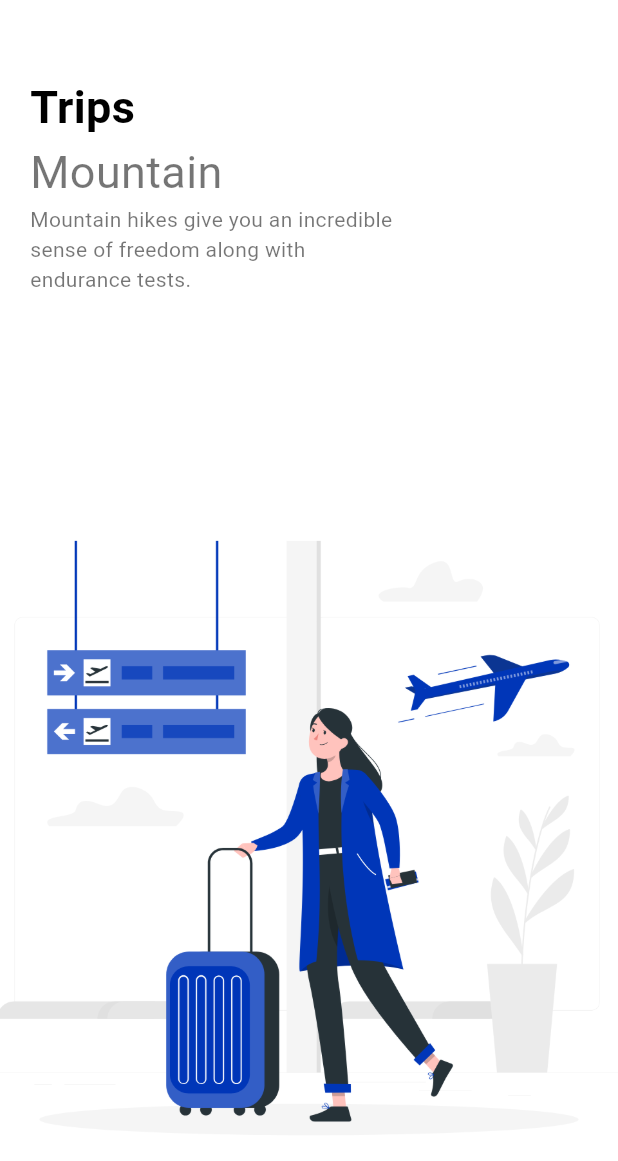
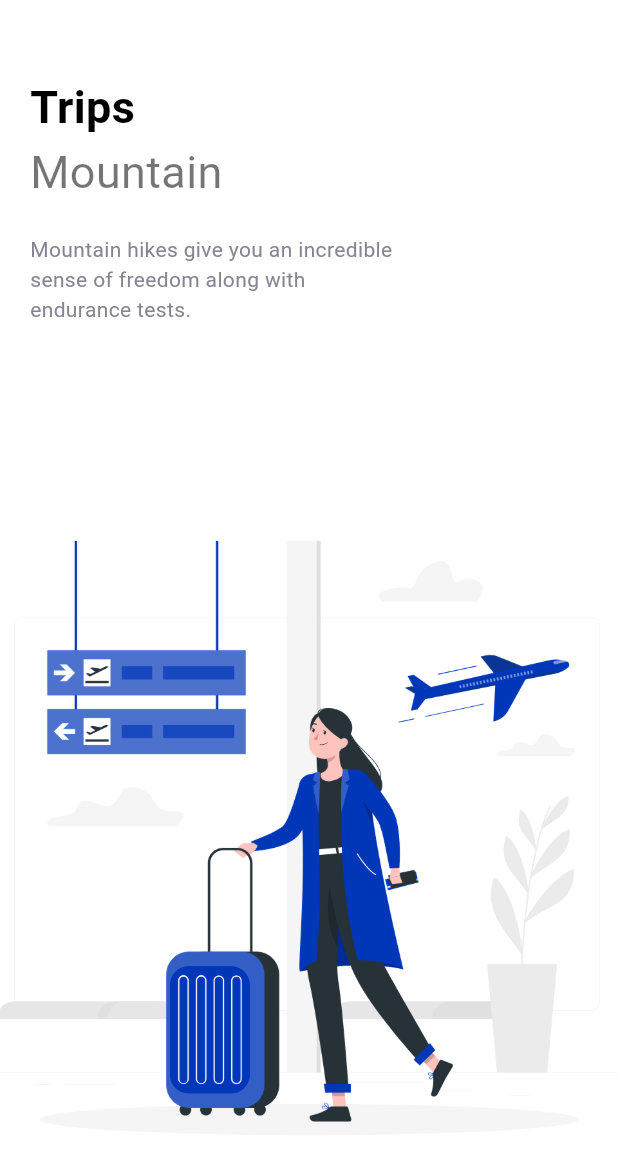
Before and after one commit to Arjav-07/fairtravel, a Flutter app: the screen it shows after launch, on a phone screen of 412 x 824 dp. Shown: the top 1161 px of the screen. Run offline on Flutter 3.47's test engine with Material 3 defaults, Android fonts, the phone set to English and light mode, and no system bars.

Commit message:
slider text with color

```diff
--- a/lib/pages/welcome_page.dart
+++ b/lib/pages/welcome_page.dart
@@ -1,5 +1,6 @@
 import 'package:fair_travel/widgets/app_large_text.dart';
 import 'package:fair_travel/widgets/app_text.dart';
+import 'package:fair_travel/widgets/themes.dart';
 import 'package:flutter/material.dart';
 
 class WelcomePage extends StatefulWidget {
@@ -39,14 +40,16 @@ class _WelcomePageState extends State<WelcomePage> {
                     crossAxisAlignment: CrossAxisAlignment.start,
                     children: [
                       AppLargeText(text: "Trips"),
+
                       AppText(text: "Mountain", size: 30),
+                      SizedBox(height: 20),
                       Container(
                         width: 250,
                         child: AppText(
                           text:
                               "Mountain hikes give you an incredible sense of freedom along with endurance tests.",
                           size: 14,
-                          color: Colors.black54,
+                          color: AppColors.textColor2,
                         ),
                       ),
                     ],
--- /dev/null
+++ b/lib/widgets/themes.dart
@@ -0,0 +1,11 @@
+import 'dart:ui';
+
+class AppColors {
+  static const Color textColor1 = Color(0xFF989ACD);
+  static const Color textColor2 = Color(0xFF878593);
+  static const Color bigTextColor = Color(0xFF2E2E31);
+  static const Color mainColor = Color(0xFF5D69B3);
+  static const Color starColor = Color(0xFF7BB4E4);
+  static const Color mainTextColor = Color(0xFFABAAD4);
+  static const Color buttonBackground = Color(0xFFFFFFFF);
+}
```
